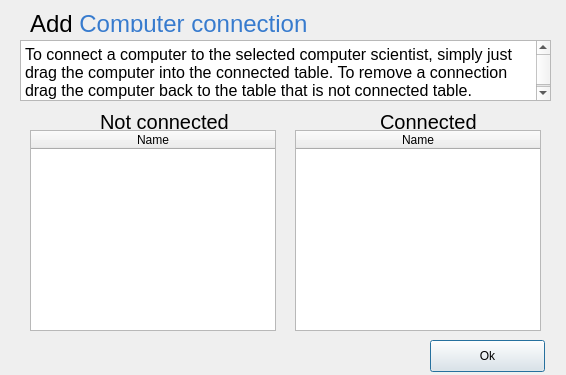
Before: the Qt Designer form ui/computerconnectdialog.ui in VLN-H7/Skil3, drawn with Qt 5.
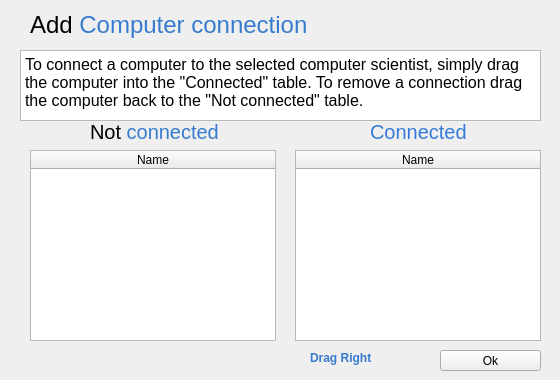
After: the same form once the commit is applied. Icons and pictures are not drawn. Custom widgets are drawn as their Qt base class.

Patch:
```diff
--- a/ui/computerconnectdialog.ui
+++ b/ui/computerconnectdialog.ui
@@ -6,10 +6,16 @@
    <rect>
     <x>0</x>
     <y>0</y>
-    <width>566</width>
-    <height>375</height>
+    <width>560</width>
+    <height>380</height>
    </rect>
   </property>
+  <property name="minimumSize">
+   <size>
+    <width>560</width>
+    <height>380</height>
+   </size>
+  </property>
   <property name="windowTitle">
    <string>Dialog</string>
   </property>
@@ -17,9 +23,9 @@
    <property name="geometry">
     <rect>
      <x>30</x>
-     <y>130</y>
+     <y>150</y>
      <width>511</width>
-     <height>201</height>
+     <height>191</height>
     </rect>
    </property>
    <layout class="QGridLayout" name="gridLayout_2">
@@ -105,9 +111,9 @@
    <property name="geometry">
     <rect>
      <x>30</x>
-     <y>10</y>
-     <width>376</width>
-     <height>22</height>
+     <y>0</y>
+     <width>301</width>
+     <height>51</height>
     </rect>
    </property>
    <property name="text">
@@ -118,57 +124,92 @@
    <property name="geometry">
     <rect>
      <x>20</x>
-     <y>40</y>
-     <width>531</width>
-     <height>61</height>
+     <y>50</y>
+     <width>521</width>
+     <height>71</height>
     </rect>
    </property>
    <property name="html">
     <string>&lt;!DOCTYPE HTML PUBLIC &quot;-//W3C//DTD HTML 4.0//EN&quot; &quot;http://www.w3.org/TR/REC-html40/strict.dtd&quot;&gt;
 &lt;html&gt;&lt;head&gt;&lt;meta name=&quot;qrichtext&quot; content=&quot;1&quot; /&gt;&lt;style type=&quot;text/css&quot;&gt;
 p, li { white-space: pre-wrap; }
-&lt;/style&gt;&lt;/head&gt;&lt;body style=&quot; font-family:'.Helvetica Neue DeskInterface'; font-size:13pt; font-weight:400; font-style:normal;&quot;&gt;
-&lt;p style=&quot; margin-top:0px; margin-bottom:0px; margin-left:0px; margin-right:0px; -qt-block-indent:0; text-indent:0px;&quot;&gt;&lt;span style=&quot; font-family:'.Lucida Grande UI'; font-size:12pt;&quot;&gt;To connect a computer to the selected computer scientist, simply just drag the computer into the connected table. To remove a connection drag the computer back to the table that is not connected table.&lt;/span&gt;&lt;/p&gt;&lt;/body&gt;&lt;/html&gt;</string>
+&lt;/style&gt;&lt;/head&gt;&lt;body style=&quot; font-family:'MS Shell Dlg 2'; font-size:8.25pt; font-weight:400; font-style:normal;&quot;&gt;
+&lt;p style=&quot; margin-top:0px; margin-bottom:0px; margin-left:0px; margin-right:0px; -qt-block-indent:0; text-indent:0px;&quot;&gt;&lt;span style=&quot; font-family:'.Lucida Grande UI'; font-size:12pt;&quot;&gt;To connect a computer to the selected computer scientist, simply drag the computer into the &amp;quot;Connected&amp;quot; table. To remove a connection drag the computer back to the &amp;quot;Not connected&amp;quot; table.&lt;/span&gt;&lt;/p&gt;&lt;/body&gt;&lt;/html&gt;</string>
    </property>
   </widget>
   <widget class="QLabel" name="label_addComputerTitle_2">
    <property name="geometry">
     <rect>
-     <x>100</x>
-     <y>110</y>
+     <x>90</x>
+     <y>120</y>
      <width>141</width>
      <height>22</height>
     </rect>
    </property>
    <property name="text">
-    <string>&lt;html&gt;&lt;head/&gt;&lt;body&gt;&lt;p&gt;&lt;span style=&quot; font-size:15pt;&quot;&gt;Not connected&lt;/span&gt;&lt;/p&gt;&lt;/body&gt;&lt;/html&gt;</string>
+    <string>&lt;html&gt;&lt;head/&gt;&lt;body&gt;&lt;p&gt;&lt;span style=&quot; font-size:15pt;&quot;&gt;Not &lt;/span&gt;&lt;span style=&quot; font-size:15pt; color:#377bce;&quot;&gt;connected&lt;/span&gt;&lt;/p&gt;&lt;/body&gt;&lt;/html&gt;</string>
    </property>
   </widget>
   <widget class="QLabel" name="label_addComputerTitle_3">
    <property name="geometry">
     <rect>
-     <x>380</x>
-     <y>110</y>
+     <x>370</x>
+     <y>120</y>
      <width>141</width>
      <height>22</height>
     </rect>
    </property>
    <property name="text">
-    <string>&lt;html&gt;&lt;head/&gt;&lt;body&gt;&lt;p&gt;&lt;span style=&quot; font-size:15pt;&quot;&gt;Connected&lt;/span&gt;&lt;/p&gt;&lt;/body&gt;&lt;/html&gt;</string>
+    <string>&lt;html&gt;&lt;head/&gt;&lt;body&gt;&lt;p&gt;&lt;span style=&quot; font-size:15pt; color:#367bd9;&quot;&gt;Connected&lt;/span&gt;&lt;/p&gt;&lt;/body&gt;&lt;/html&gt;</string>
    </property>
   </widget>
   <widget class="QPushButton" name="pushButton_Ok">
    <property name="geometry">
     <rect>
-     <x>430</x>
-     <y>340</y>
-     <width>115</width>
-     <height>32</height>
+     <x>440</x>
+     <y>350</y>
+     <width>101</width>
+     <height>21</height>
     </rect>
    </property>
    <property name="text">
     <string>Ok</string>
    </property>
+   <property name="autoDefault">
+    <bool>false</bool>
+   </property>
+  </widget>
+  <widget class="QLabel" name="label_2">
+   <property name="geometry">
+    <rect>
+     <x>270</x>
+     <y>340</y>
+     <width>31</width>
+     <height>31</height>
+    </rect>
+   </property>
+   <property name="text">
+    <string/>
+   </property>
+   <property name="pixmap">
+    <pixmap resource="../bin.qrc">:/pictures/pictures/Drag-Right-512.png</pixmap>
+   </property>
+   <property name="scaledContents">
+    <bool>true</bool>
+   </property>
+  </widget>
+  <widget class="QLabel" name="label_3">
+   <property name="geometry">
+    <rect>
+     <x>310</x>
+     <y>350</y>
+     <width>71</width>
+     <height>16</height>
+    </rect>
+   </property>
+   <property name="text">
+    <string>&lt;html&gt;&lt;head/&gt;&lt;body&gt;&lt;p&gt;&lt;span style=&quot; font-weight:600; color:#377bce;&quot;&gt;Drag Right&lt;/span&gt;&lt;/p&gt;&lt;/body&gt;&lt;/html&gt;</string>
+   </property>
   </widget>
  </widget>
  <customwidgets>
```
Left out of the diff: 6 changed lines with no effect on the pictures.
